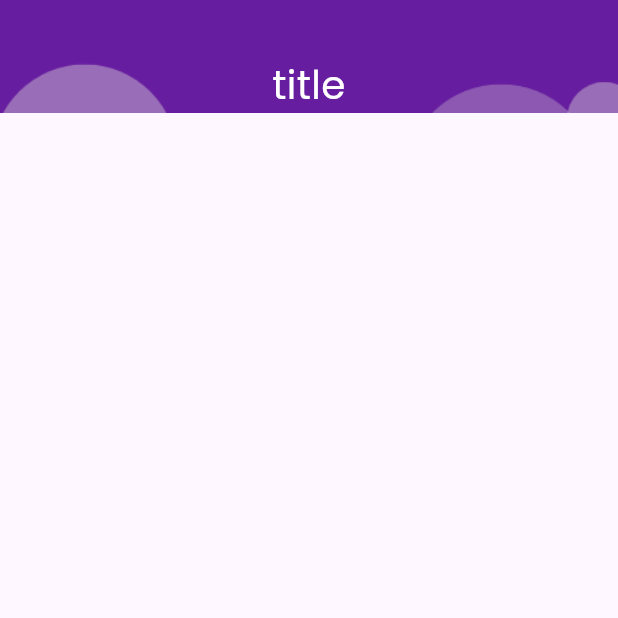
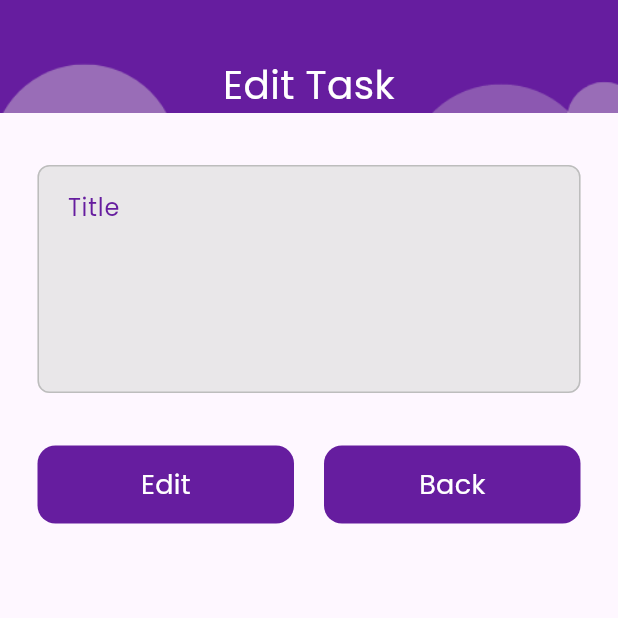
Before and after one commit to MiladnserSB/ToDoListApp, a Flutter app: the EditTaskView screen opened directly, on a phone screen of 412 x 824 dp, the top half of it. Run offline on Flutter 3.47's test engine with Material 3 defaults, Android fonts, the phone set to English and light mode, and no system bars; our stand-ins replace smooth_page_indicator.

Commit message:
finish edit task view UI

```diff
--- a/lib/widgets/edit_task_view_body.dart
+++ b/lib/widgets/edit_task_view_body.dart
@@ -1,15 +1,52 @@
 import 'package:flutter/material.dart';
 import 'package:to_do_list_app/widgets/custom_app_bar.dart';
+import 'package:to_do_list_app/widgets/custom_button.dart';
+import 'package:to_do_list_app/widgets/custom_text_field.dart';
 
 class EditTaskViewBody extends StatelessWidget {
   const EditTaskViewBody({super.key});
 
   @override
   Widget build(BuildContext context) {
-    return const Column(
+    return  Column(
       children: [
 
-        CustomAppBar(title: 'title')
+       const CustomAppBar(title: 'Edit Task'),
+       const SizedBox(
+            height: 35,
+          ),
+       const  Padding(
+           padding:  EdgeInsets.symmetric(horizontal:  25.0),
+           child:  CustomTextField(
+              hint: 'Title',
+              maxLines: 5,
+            ),
+         ),
+          const SizedBox(
+            height: 35,
+          ),
+          Padding(
+            padding: const EdgeInsets.symmetric(horizontal:  25.0),
+            child: Row(
+              children: [
+                Expanded(
+                  child: CustomButton(
+                      title: 'Edit',
+                      onTap: () {
+                        // print('object');
+                      }),
+                ),
+                    SizedBox(width: 20,),
+                Expanded(
+                  child: CustomButton(
+                      title: 'Back',
+                      onTap: () {
+                        // print('object');
+                      }),
+                ),
+              ],
+            ),
+          )
       ],
     );
   }
```
